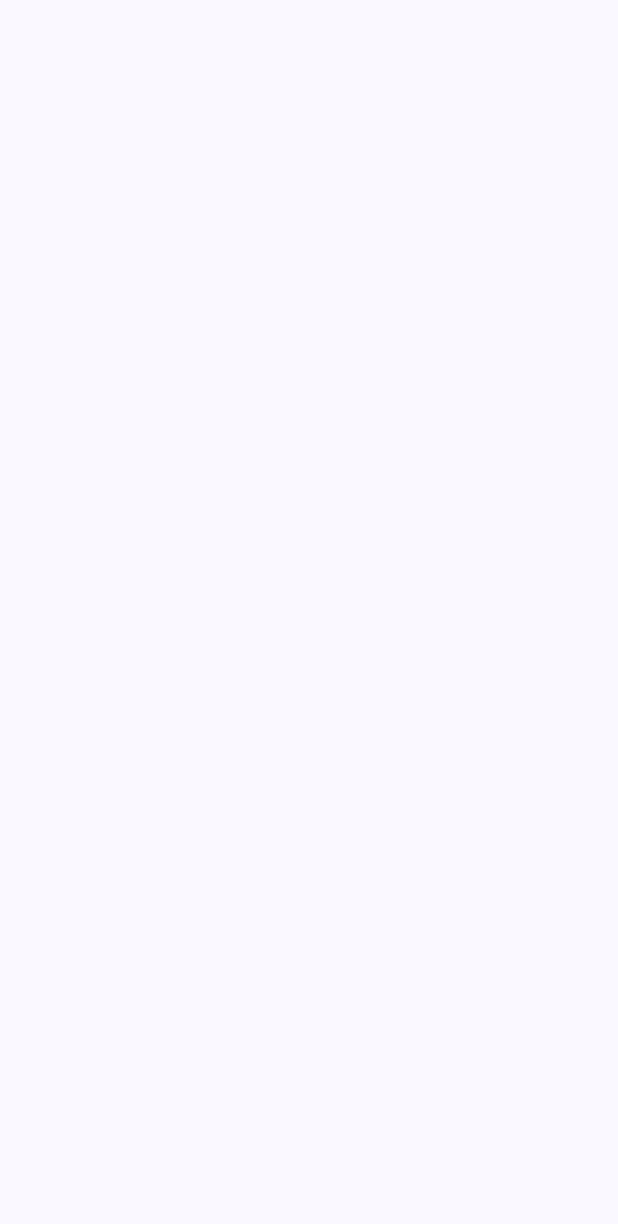
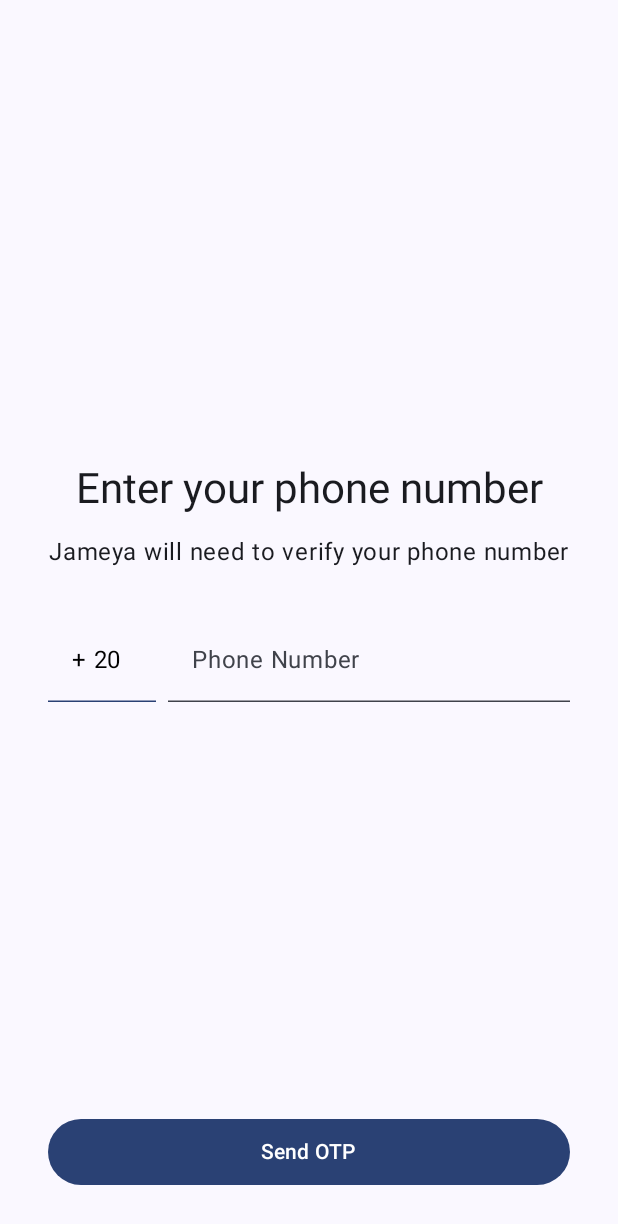
Before and after one commit to Sobhy-Abdelhakam/Jameya, an Android app built with Jetpack Compose: the screen it shows after launch (MainActivity), on a phone screen of 412 x 824 dp. Before the commit the part shown is empty. Shown: the top 1224 px of the screen. Run offline under Robolectric (Android 15) with nearby library versions, the phone set to English and light mode, and no system bars.

Commit message:
Login screen with phone number

```diff
--- a/app/src/main/java/dev/sobhy/jameya/MainActivity.kt
+++ b/app/src/main/java/dev/sobhy/jameya/MainActivity.kt
@@ -9,6 +9,7 @@ import androidx.compose.foundation.layout.fillMaxSize
 import androidx.compose.foundation.layout.padding
 import androidx.compose.material3.Scaffold
 import androidx.compose.ui.Modifier
+import dev.sobhy.jameya.presentation.login.LoginScreen
 import dev.sobhy.jameya.ui.theme.JameyaTheme
 
 class MainActivity : ComponentActivity() {
@@ -17,11 +18,7 @@ class MainActivity : ComponentActivity() {
         enableEdgeToEdge()
         setContent {
             JameyaTheme {
-                Scaffold(modifier = Modifier.fillMaxSize()) { innerPadding ->
-                    Box(modifier = Modifier.padding(innerPadding)){
-
-                    }
-                }
+                LoginScreen()
             }
         }
     }
--- /dev/null
+++ b/app/src/main/java/dev/sobhy/jameya/presentation/login/LoginScreen.kt
@@ -0,0 +1,51 @@
+package dev.sobhy.jameya.presentation.login
+
+import androidx.compose.foundation.layout.Arrangement
+import androidx.compose.foundation.layout.Column
+import androidx.compose.foundation.layout.Spacer
+import androidx.compose.foundation.layout.fillMaxWidth
+import androidx.compose.foundation.layout.height
+import androidx.compose.foundation.layout.imePadding
+import androidx.compose.foundation.layout.padding
+import androidx.compose.material3.Button
+import androidx.compose.material3.Scaffold
+import androidx.compose.material3.Text
+import androidx.compose.runtime.Composable
+import androidx.compose.runtime.getValue
+import androidx.compose.runtime.mutableStateOf
+import androidx.compose.runtime.remember
+import androidx.compose.runtime.setValue
+import androidx.compose.ui.Alignment
+import androidx.compose.ui.Modifier
+import androidx.compose.ui.unit.dp
+import dev.sobhy.jameya.presentation.login.sections.LoginTopSection
+import dev.sobhy.jameya.presentation.login.sections.PhoneNumberSection
+
+@Composable
+fun LoginScreen() {
+    var phoneNumber by remember {
+        mutableStateOf("")
+    }
+    Scaffold { paddingValue ->
+        Column(
+            modifier = Modifier
+                .padding(paddingValue)
+                .imePadding()
+                .padding(32.dp),
+            horizontalAlignment = Alignment.CenterHorizontally,
+            verticalArrangement = Arrangement.SpaceAround
+        ) {
+            Spacer(modifier = Modifier.weight(1f))
+            LoginTopSection()
+            Spacer(modifier = Modifier.height(32.dp))
+            PhoneNumberSection(
+                phoneNumber = phoneNumber,
+                onPhoneNumberChange = { phoneNumber = it }
+            )
+            Spacer(modifier = Modifier.weight(1f))
+            Button(onClick = { /*TODO*/ }, modifier = Modifier.fillMaxWidth()) {
+                Text(text = "Send OTP", modifier = Modifier.padding(4.dp))
+            }
+        }
+    }
+}
--- /dev/null
+++ b/app/src/main/java/dev/sobhy/jameya/presentation/login/sections/LoginTopSection.kt
@@ -0,0 +1,20 @@
+package dev.sobhy.jameya.presentation.login.sections
+
+import androidx.compose.foundation.layout.Column
+import androidx.compose.foundation.layout.Spacer
+import androidx.compose.foundation.layout.height
+import androidx.compose.material3.MaterialTheme
+import androidx.compose.material3.Text
+import androidx.compose.runtime.Composable
+import androidx.compose.ui.Alignment
+import androidx.compose.ui.Modifier
+import androidx.compose.ui.unit.dp
+
+@Composable
+fun LoginTopSection(modifier: Modifier = Modifier) {
+    Column(horizontalAlignment = Alignment.CenterHorizontally, modifier = modifier) {
+        Text(text = "Enter your phone number", style = MaterialTheme.typography.headlineMedium)
+        Spacer(modifier = Modifier.height(12.dp))
+        Text(text = "Jameya will need to verify your phone number")
+    }
+}
--- /dev/null
+++ b/app/src/main/java/dev/sobhy/jameya/presentation/login/sections/PhoneNumberSecion.kt
@@ -0,0 +1,57 @@
+package dev.sobhy.jameya.presentation.login.sections
+
+import androidx.compose.foundation.layout.Arrangement
+import androidx.compose.foundation.layout.Row
+import androidx.compose.foundation.layout.fillMaxWidth
+import androidx.compose.foundation.layout.padding
+import androidx.compose.foundation.text.KeyboardOptions
+import androidx.compose.material3.MaterialTheme
+import androidx.compose.material3.Text
+import androidx.compose.material3.TextField
+import androidx.compose.material3.TextFieldDefaults
+import androidx.compose.runtime.Composable
+import androidx.compose.ui.Modifier
+import androidx.compose.ui.graphics.Color
+import androidx.compose.ui.text.input.KeyboardType
+import androidx.compose.ui.unit.dp
+
+@Composable
+fun PhoneNumberSection(
+    phoneNumber: String,
+    onPhoneNumberChange: (String) -> Unit,
+    modifier: Modifier = Modifier
+) {
+    Row(
+        modifier = modifier.fillMaxWidth(),
+        horizontalArrangement = Arrangement.SpaceBetween
+    ) {
+        TextField(
+            value = "+ 20",
+            onValueChange = {},
+            enabled = false,
+            modifier = Modifier
+                .weight(0.6f)
+                .padding(end = 8.dp),
+            colors = TextFieldDefaults.colors(
+                disabledTextColor = Color.Black,
+                disabledContainerColor = Color.Transparent,
+                disabledIndicatorColor = MaterialTheme.colorScheme.primary
+            ),
+        )
+        TextField(
+            value = phoneNumber,
+            onValueChange = onPhoneNumberChange,
+            placeholder = {
+                Text(
+                    text = "Phone Number"
+                )
+            },
+            colors = TextFieldDefaults.colors(
+                focusedContainerColor = Color.Transparent,
+                unfocusedContainerColor = Color.Transparent
+            ),
+            modifier = Modifier.weight(2f),
+            keyboardOptions = KeyboardOptions(keyboardType = KeyboardType.Phone)
+        )
+    }
+}
```
Also changed, not shown: app/src/main/res/drawable/logo.png (added).
